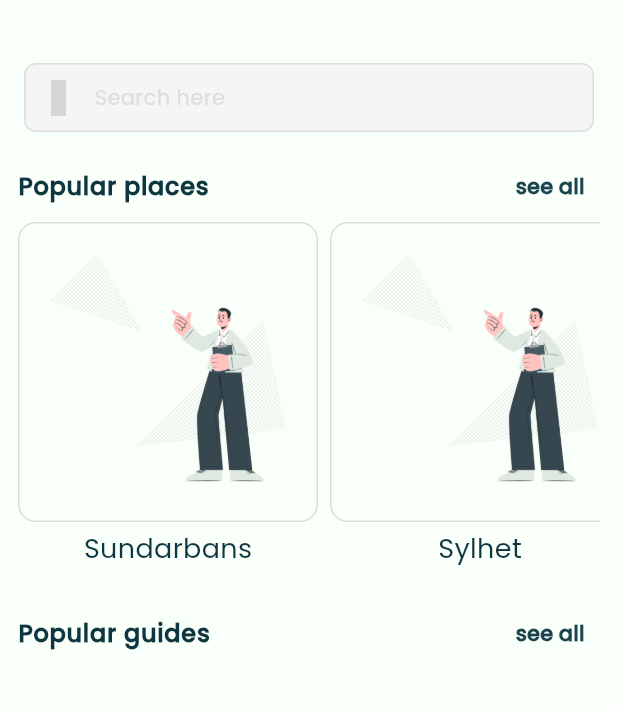
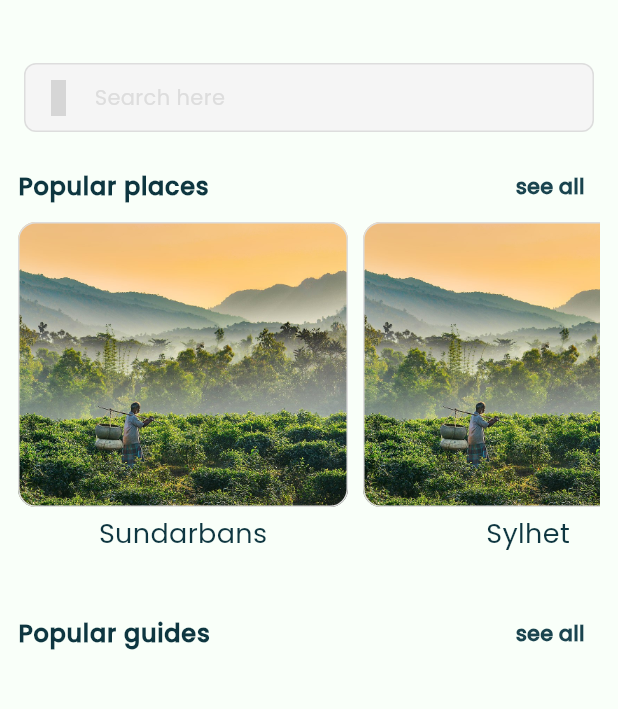
Before and after one commit to nayem-0802/first-flutter-app, a Flutter app: the HomeScreen screen opened directly, on a phone screen of 412 x 824 dp, the part 63-772 px from its top. Run offline on Flutter 3.47's test engine with Material 3 defaults, Android fonts, the phone set to English and light mode, and no system bars; our stand-ins replace cloud_firestore, firebase_auth, firebase_core, flutter_native_splash, get, get_storage and 2 more; accounts and stored records are empty; grey boxes are pictures that could not be loaded.

Commit message:
thura vhuli geslam, okn sure final

```diff
--- a/lib/features/login/login_page.dart
+++ b/lib/features/login/login_page.dart
@@ -1,4 +1,3 @@
-import 'package:first_flutter_app/features/login/forget_password/forget_password.dart';
 import 'package:first_flutter_app/features/login/login_controller.dart';
 import 'package:first_flutter_app/features/signup/signup.dart';
 import 'package:first_flutter_app/utils/constants/sizes.dart';
@@ -113,9 +112,7 @@
                                     ),
                                   ),
                                   TextButton(
-                                    onPressed: () {
-                                      Get.to(() => ForgetPassword());
-                                    },
+                                    onPressed: () {},
                                     child: Text(
                                       "Forget password",
                                       style: AppText.customText.bodySmall,
--- a/lib/features/main_screens/home.dart
+++ b/lib/features/main_screens/home.dart
@@ -79,11 +79,11 @@
                                 itemBuilder: (_, index) {
                                   final placename = placecontroller.allPlaces[index];
                                   return PopulerPlaces(
-                                      image: 'assets/images/join2.png',
+                                      image: 'assets/images/Sylhet.jpg',
                                       title: placename,
                                       onTap: () {
                                         Get.to(() => PlaceDelaitsScreen(
-                                              placeName: '',
+                                              placeName: placename,
                                             ));
                                       });
                                 }),
--- a/lib/utils/widgets/populer_places.dart
+++ b/lib/utils/widgets/populer_places.dart
@@ -18,23 +18,23 @@
     return GestureDetector(
       onTap: onTap,
       child: Padding(
-        padding: const EdgeInsets.only(right: 8.0),
+        padding: const EdgeInsets.only(right: 10),
         child: Column(
           children: [
             Container(
-              height: 200,
-              width: 200,
-              padding: EdgeInsets.all(8),
+              height: 190,
+              width: 220,
               decoration: BoxDecoration(
                   color: AppColor.primary_color,
+                  image: DecorationImage(image: AssetImage(image),fit: BoxFit.cover),
                   border: Border.all(color: AppColor.search_stroke),
                   borderRadius: BorderRadius.all(Radius.circular(12))),
-              child: Center(
-                child: Image(
-                  image: AssetImage(image),
-                  fit: BoxFit.cover,
-                ),
-              ),
+              // child: Center(
+              //   child: Image(
+              //     image: AssetImage(image),
+              //     fit: BoxFit.cover,
+              //   ),
+              // ),
             ),
             const SizedBox(
               height: 5,
```
Also changed, not shown: lib/features/login/forget_password/forget_password.dart (deleted, +0 -82 lines), assets/images/Sylhet.jpg (added).
